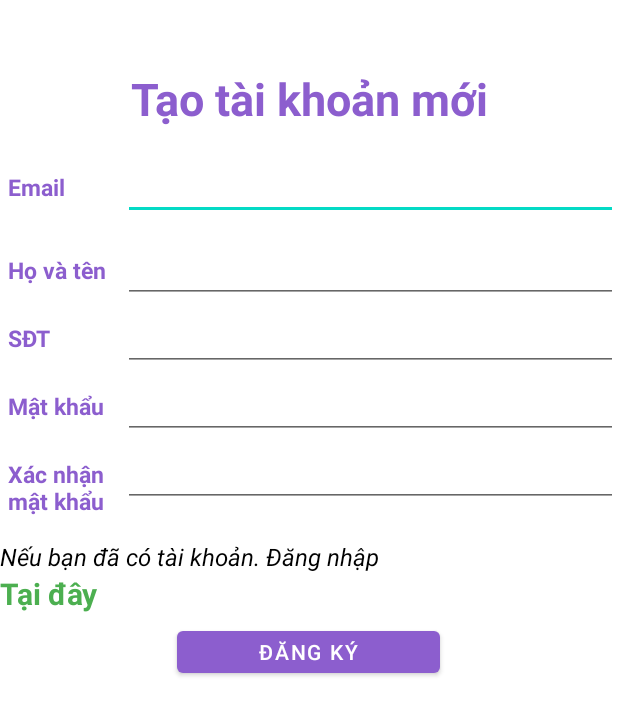
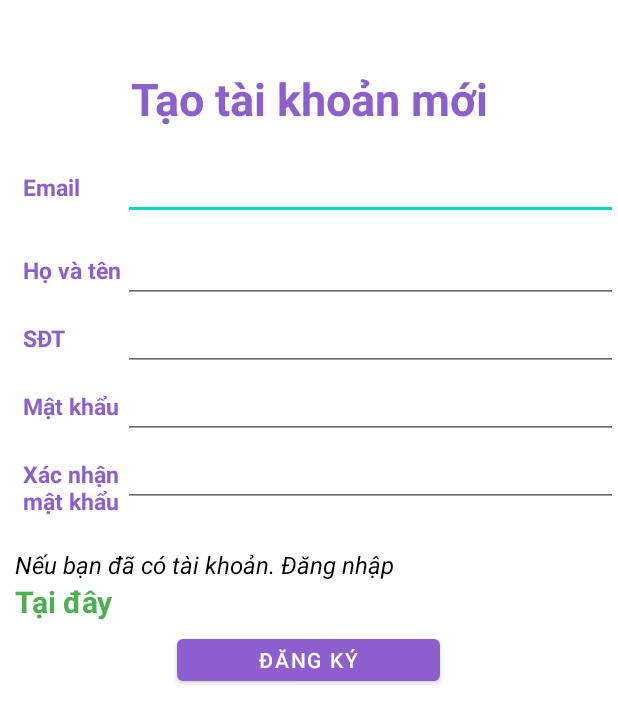
Before and after one commit to arirator120/demopharmacystore, an Android app: the ClientRegisterActivity screen opened directly, with no data from a screen before it, on a phone screen of 412 x 824 dp. Shown: the top 723 px of the screen. Run offline under Robolectric (Android 15) with nearby library versions, the phone set to English and light mode, and no system bars; our stand-ins replace Firebase (no records; nobody signed in at launch, a user with empty details on screens opened directly); 1 statement that could not run was skipped.

Commit message:
Chinh padding 2 giao dien

```diff
--- a/QuanLyQuayThuoc/app/src/main/res/layout/activity_client_register.xml
+++ b/QuanLyQuayThuoc/app/src/main/res/layout/activity_client_register.xml
@@ -37,7 +37,7 @@
             android:layout_height="wrap_content"
             android:layout_weight="2"
             android:text="Email"
-            android:paddingLeft="5dp"
+            android:paddingLeft="15dp"
             android:textColor="#8C5ECE"
             android:textStyle="bold"
             android:textSize="15sp"
@@ -55,8 +55,6 @@
             tools:layout_editor_absoluteY="98dp" />
     </LinearLayout>
 
-    \
-
     <LinearLayout
         android:layout_width="match_parent"
         android:layout_height="wrap_content"
@@ -68,7 +66,7 @@
             android:layout_height="wrap_content"
             android:layout_weight="2"
             android:text="Họ và tên"
-            android:paddingLeft="5dp"
+            android:paddingLeft="15dp"
             android:textSize="15sp"
             android:textStyle="bold"
             android:textColor="#8C5ECE"
@@ -95,7 +93,7 @@
             android:layout_width="0dp"
             android:layout_height="wrap_content"
             android:layout_weight="2"
-            android:paddingLeft="5dp"
+            android:paddingLeft="15dp"
             android:text="SĐT"
             android:textColor="#8C5ECE"
             android:textSize="15sp"
@@ -124,7 +122,7 @@
             android:layout_width="0dp"
             android:layout_height="wrap_content"
             android:layout_weight="2"
-            android:paddingLeft="5dp"
+            android:paddingLeft="15dp"
             android:text="Mật khẩu"
             android:textColor="#8C5ECE"
             android:textSize="15sp"
@@ -154,7 +152,7 @@
             android:layout_width="0dp"
             android:layout_height="57dp"
             android:layout_weight="2"
-            android:paddingLeft="5dp"
+            android:paddingLeft="15dp"
             android:text="Xác nhận mật khẩu"
             android:textColor="#8C5ECE"
             android:textSize="15sp"
@@ -177,8 +175,9 @@
     <LinearLayout
         android:layout_width="match_parent"
         android:layout_height="wrap_content"
-        android:layout_marginTop="10dp"
+        android:layout_marginTop="15dp"
         android:gravity="left"
+        android:layout_marginLeft="10dp"
         android:orientation="vertical">
 
         <TextView
```
Also changed, not shown: QuanLyQuayThuoc/app/src/main/res/layout/activity_client_login.xml (+6 -4 lines).
